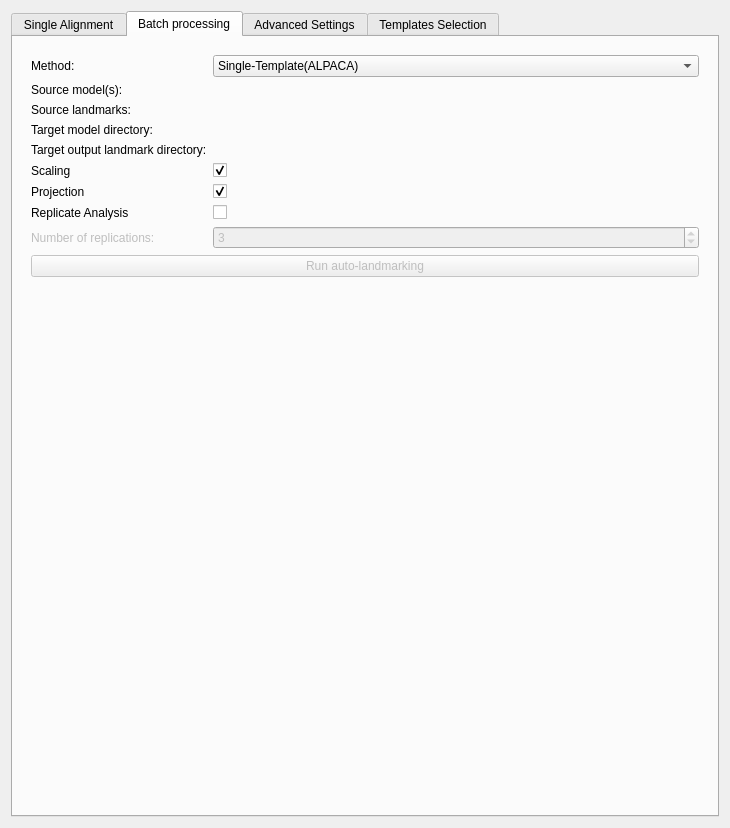
This is ALPACA/Resources/UI/ALPACA.ui in SlicerMorph/SlicerMorph as Qt 5 draws it before an edit. The edited form follows.
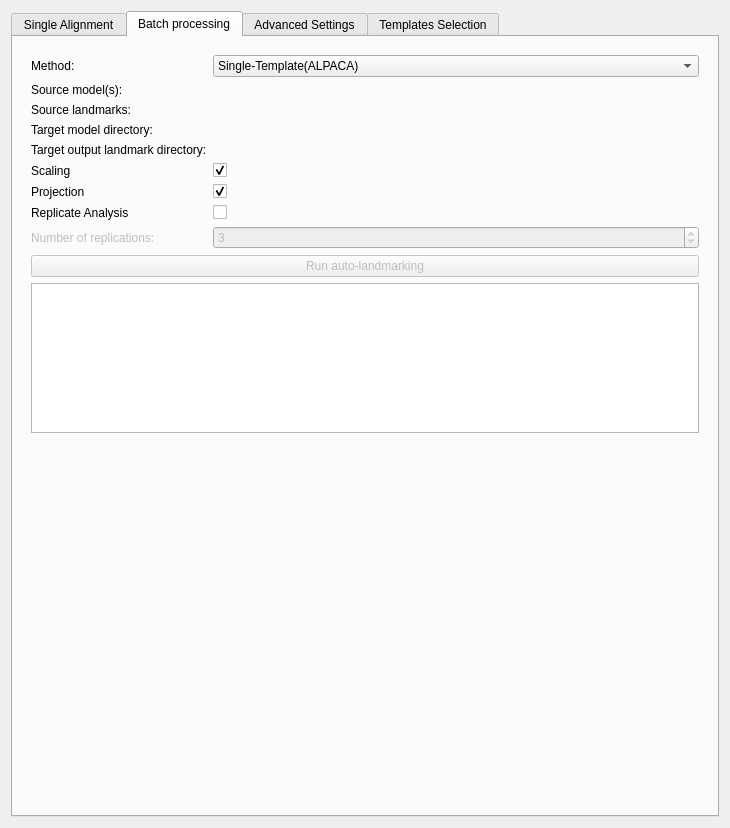
This is the edited form. The open tabs and pages were chosen to show the change. Custom widgets are drawn as their Qt base class.

Commit message: Add comprehensive batch processing progress tracking to ALPACA module

Patch:
```diff
--- a/ALPACA/Resources/UI/ALPACA.ui
+++ b/ALPACA/Resources/UI/ALPACA.ui
@@ -593,6 +593,31 @@
             </property>
            </widget>
           </item>
+          <item row="11" column="0" colspan="2">
+           <widget class="QPlainTextEdit" name="batchProgressInfo">
+            <property name="sizePolicy">
+             <sizepolicy hsizetype="Preferred" vsizetype="Expanding">
+              <horstretch>0</horstretch>
+              <verstretch>0</verstretch>
+             </sizepolicy>
+            </property>
+            <property name="maximumSize">
+             <size>
+              <width>16777215</width>
+              <height>150</height>
+             </size>
+            </property>
+            <property name="readOnly">
+             <bool>true</bool>
+            </property>
+            <property name="plainText">
+             <string/>
+            </property>
+            <property name="placeholderText">
+             <string>Batch processing progress will be displayed here...</string>
+            </property>
+           </widget>
+          </item>
          </layout>
         </widget>
        </item>
```
The commit also changes 1 other file.
